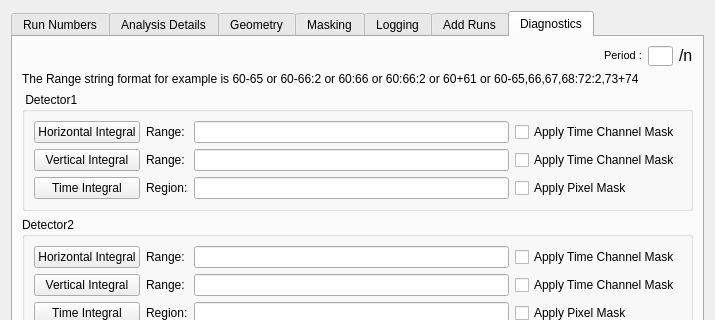
Before: the Qt Designer form Code/Mantid/MantidQt/CustomInterfaces/inc/MantidQtCustomInterfaces/SANSRunWindow.ui in mantidproject/mantid, drawn with Qt 5; both pictures show x 0 to 715 and y 0 to 320 of the 715 by 474 pixel window.
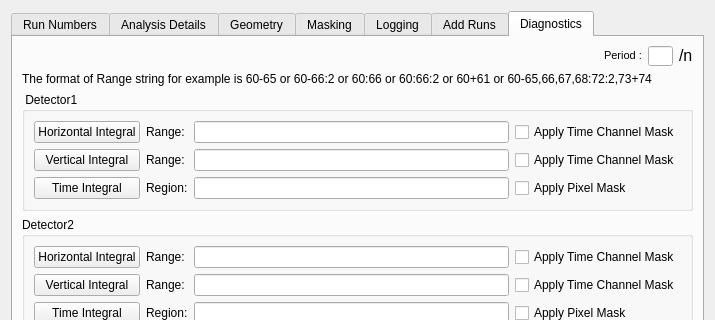
After: the same form once the commit is applied. The open tabs and pages were chosen to show the change. Custom widgets are drawn as their Qt base class.

Commit message: re#2157 - some improvements to sans diagnostics tab

```diff
--- a/Code/Mantid/MantidQt/CustomInterfaces/inc/MantidQtCustomInterfaces/SANSRunWindow.ui
+++ b/Code/Mantid/MantidQt/CustomInterfaces/inc/MantidQtCustomInterfaces/SANSRunWindow.ui
@@ -3941,7 +3941,7 @@
        <item row="1" column="0" >
         <widget class="QLabel" name="label_7" >
          <property name="text" >
-          <string>The Range string format for example is 60-65 or 60-66:2 or 60:66 or 60:66:2 or 60+61 or 60-65,66,67,68:72:2,73+74</string>
+          <string>The format of Range string for example is 60-65 or 60-66:2 or 60:66 or 60:66:2 or 60+61 or 60-65,66,67,68:72:2,73+74</string>
          </property>
         </widget>
        </item>
```
Left out of the diff: 2 changed lines with no effect on the pictures. The commit also changes 2 other files.
